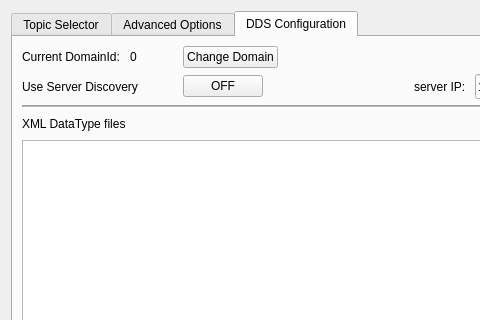
Qt form plugins/datastreamer_plugin/ui/topic_selection_dialog/dialogselecttopics.ui (eProsima/fastdds-visualizer-plugin) before a commit; both pictures show x 0 to 480 and y 0 to 320 of the 906 by 641 pixel window.
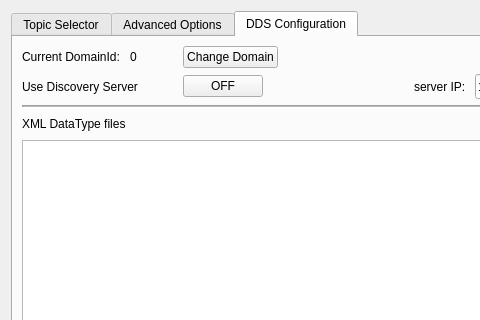
The same form after that commit.

Commit message: Fixed discovery server name in UI

What changed in the file:
```diff
--- a/plugins/datastreamer_plugin/ui/topic_selection_dialog/dialogselecttopics.ui
+++ b/plugins/datastreamer_plugin/ui/topic_selection_dialog/dialogselecttopics.ui
@@ -340,7 +340,7 @@
            <item>
             <widget class="QLabel" name="label_10">
              <property name="text">
-              <string>Use Server Discovery </string>
+              <string>Use Discovery Server </string>
              </property>
             </widget>
            </item>
```
